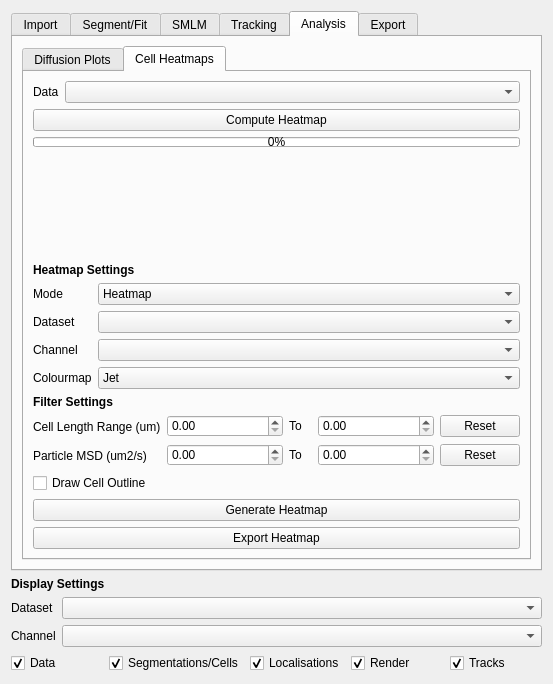
piedrro/napari-moltrack, file src/moltrack/GUI/widget_ui.ui: the form before one commit.
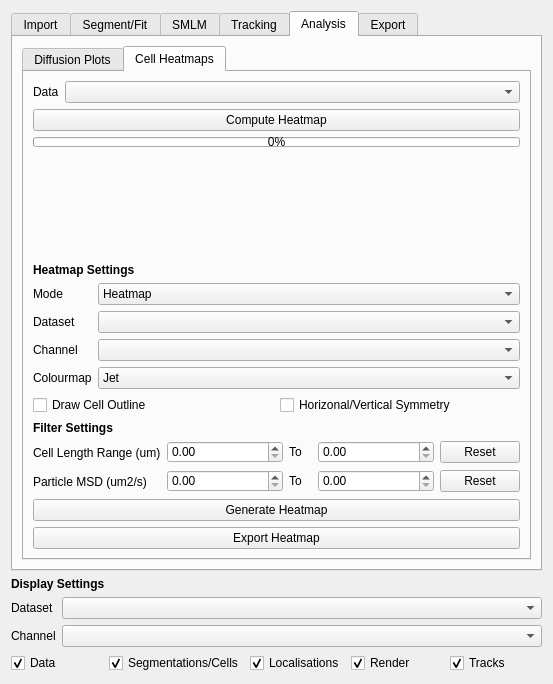
The form after the commit. The open tabs and pages were chosen to show the change.

```diff
--- a/src/moltrack/GUI/widget_ui.ui
+++ b/src/moltrack/GUI/widget_ui.ui
@@ -2961,6 +2961,24 @@
              </item>
             </layout>
            </item>
+           <item>
+            <layout class="QGridLayout" name="gridLayout_9">
+             <item row="0" column="0">
+              <widget class="QCheckBox" name="render_draw_outline">
+               <property name="text">
+                <string>Draw Cell Outline</string>
+               </property>
+              </widget>
+             </item>
+             <item row="0" column="1">
+              <widget class="QCheckBox" name="render_symmetry">
+               <property name="text">
+                <string>Horizonal/Vertical Symmetry</string>
+               </property>
+              </widget>
+             </item>
+            </layout>
+           </item>
            <item>
             <widget class="QLabel" name="label_50">
              <property name="font">
@@ -3052,13 +3070,6 @@
              </item>
             </layout>
            </item>
-           <item>
-            <widget class="QCheckBox" name="render_draw_outline">
-             <property name="text">
-              <string>Draw Cell Outline</string>
-             </property>
-            </widget>
-           </item>
            <item>
             <widget class="QPushButton" name="generate_heatmap">
              <property name="text">
```
Left out of the diff: 9 changed lines with no effect on the pictures.
